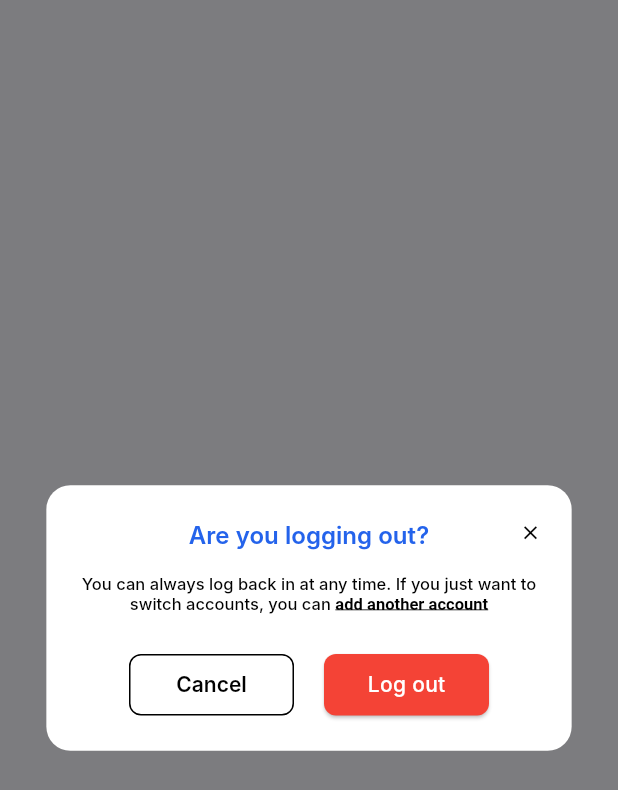
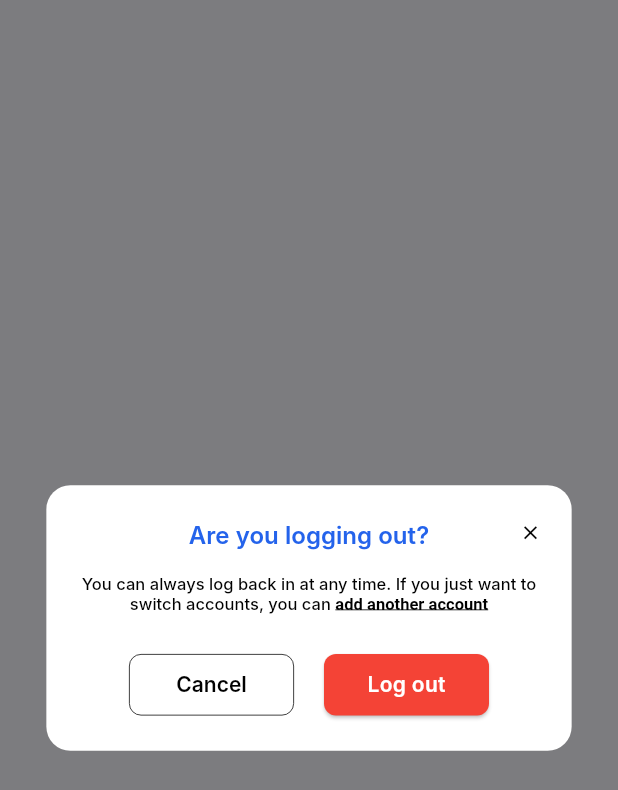
Before and after one commit to Hattaa22/attendance_apps, a Flutter app: the LogOutPopup widget shown alone on an empty page, opened directly, on a phone screen of 412 x 824 dp. Shown: the top 790 px of the screen. Run offline on Flutter 3.47's test engine with Material 3 defaults, Android fonts, the phone set to English and light mode, and no system bars; our stand-ins replace go_router, google_fonts, lucide_icons_flutter; missing offline and left inert: mobile_scanner; Roboto replaces fonts that are missing (Inter).

Commit message:
fix log_out

```diff
--- a/lib/widgets/profile/log_out.dart
+++ b/lib/widgets/profile/log_out.dart
@@ -47,7 +47,6 @@ class LogOutPopup extends StatelessWidget {
                     ),
                   ),
                   const SizedBox(height: 16),
-
                   RichText(
                     textAlign: TextAlign.center,
                     text: TextSpan(
@@ -77,19 +76,19 @@ class LogOutPopup extends StatelessWidget {
                     ),
                   ),
                   const SizedBox(height: 24),
-
                   Row(
-                    mainAxisAlignment:
-                        MainAxisAlignment.center,
+                    mainAxisAlignment: MainAxisAlignment.center,
                     children: [
-
                       SizedBox(
                         width: 110,
                         child: OutlinedButton(
                           onPressed:
                               onCancel ?? () => Navigator.of(context).pop(),
                           style: OutlinedButton.styleFrom(
-                            side: const BorderSide(color: Colors.black),
+                            side: const BorderSide(
+                              color: Colors.black,
+                              width: 0.5,
+                            ),
                             shape: RoundedRectangleBorder(
                               borderRadius: BorderRadius.circular(8),
                             ),
@@ -109,12 +108,10 @@ class LogOutPopup extends StatelessWidget {
                         ),
                       ),
                       const SizedBox(width: 20),
-
                       SizedBox(
                         width: 110,
                         child: ElevatedButton(
-                          onPressed:
-                              onLogout ?? () {},
+                          onPressed: onLogout ?? () {},
                           style: ElevatedButton.styleFrom(
                             backgroundColor: Colors.red,
                             shape: RoundedRectangleBorder(
@@ -126,7 +123,7 @@ class LogOutPopup extends StatelessWidget {
                             'Log out',
                             style: TextStyle(
                               fontFamily: 'Inter',
-                              fontWeight: FontWeight.w500,
+                              fontWeight: FontWeight.w600,
                               fontSize: 14,
                               height: 1.2,
                               letterSpacing: 0.2,
@@ -139,7 +136,6 @@ class LogOutPopup extends StatelessWidget {
                   ),
                 ],
               ),
-
               Positioned(
                 top: 0,
                 right: 0,
```
